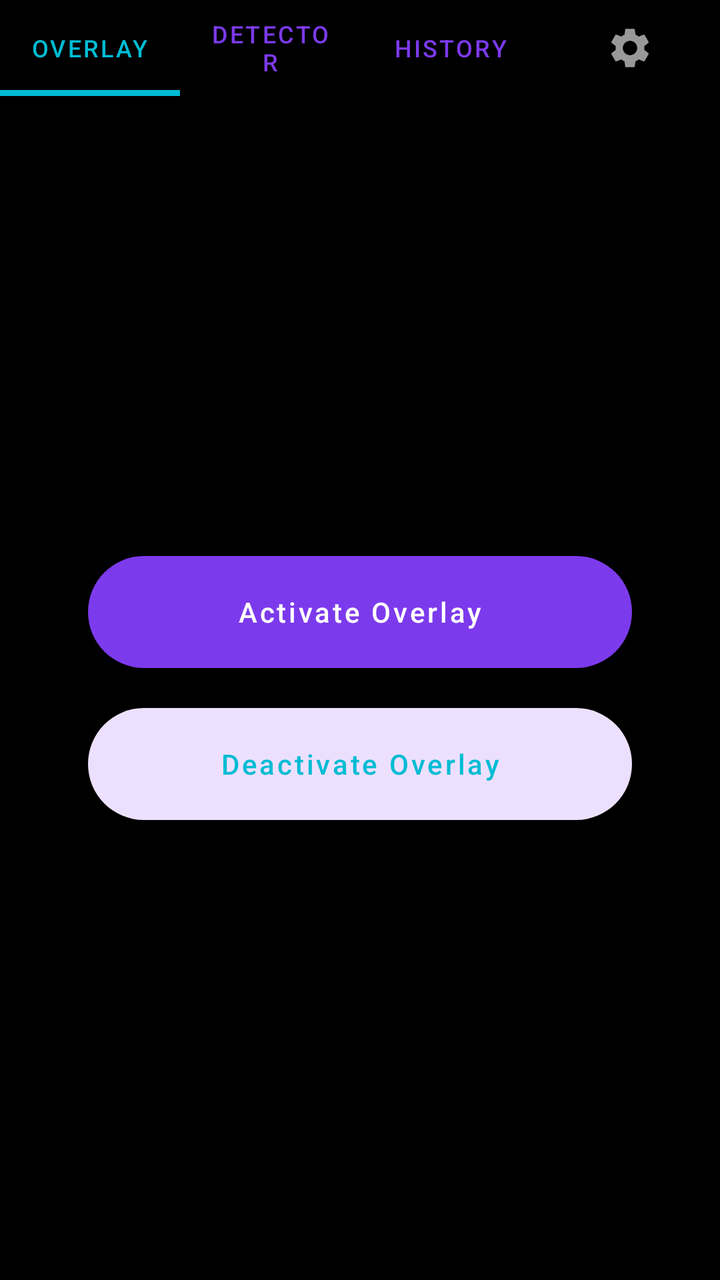
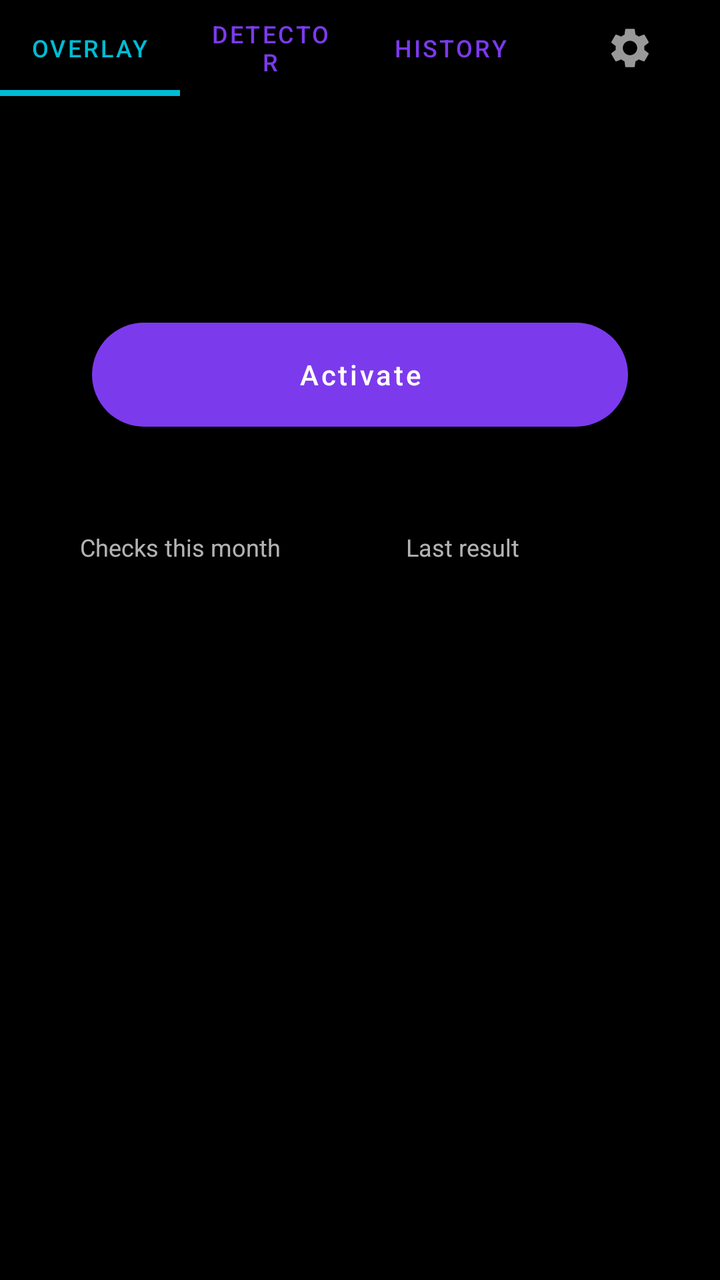

Compare the two renders of this Android layout. The source of the first and the diff that turns it into the second are given below.
<!-- AndroidManifest.xml: application theme Theme.Test103 -->
<!-- res/layout/activity_main.xml -->
<?xml version="1.0" encoding="utf-8"?>
<LinearLayout xmlns:android="http://schemas.android.com/apk/res/android"
    xmlns:app="http://schemas.android.com/apk/res-auto"
    android:layout_width="match_parent"
    android:layout_height="match_parent"
    android:orientation="vertical"
    android:background="@android:color/transparent"
    android:fitsSystemWindows="true">

    <com.google.android.material.tabs.TabLayout
        android:id="@+id/tabLayout"
        android:layout_width="match_parent"
        android:layout_height="wrap_content"
        android:background="@android:color/transparent"
        app:tabIndicatorColor="@color/lm_tab_indicator"
        app:tabSelectedTextColor="@color/lm_tab_indicator"
        app:tabTextColor="@color/lm_tab_text"
        app:tabMode="fixed"
        app:tabGravity="fill"
        app:tabIndicatorHeight="3dp">

        <com.google.android.material.tabs.TabItem
            android:layout_width="wrap_content"
            android:layout_height="wrap_content"
            android:text="Overlay" />
        <com.google.android.material.tabs.TabItem
            android:layout_width="wrap_content"
            android:layout_height="wrap_content"
            android:text="Detector" />
        
        <com.google.android.material.tabs.TabItem
            android:layout_width="wrap_content"
            android:layout_height="wrap_content"
            android:text="History" />
        
        <com.google.android.material.tabs.TabItem
            android:layout_width="wrap_content"
            android:layout_height="wrap_content"
            android:icon="@drawable/ic_settings" />
    </com.google.android.material.tabs.TabLayout>

    <FrameLayout
        android:id="@+id/mainContainer"
        android:layout_width="match_parent"
        android:layout_height="match_parent"
        android:padding="24dp">

        
        <LinearLayout
            android:id="@+id/viewOverlay"
            android:layout_width="match_parent"
            android:layout_height="match_parent"
            android:gravity="center"
            android:orientation="vertical"
            android:padding="20dp"
            android:visibility="visible">

            <com.google.android.material.button.MaterialButton
                android:id="@+id/btnStart"
                android:layout_width="match_parent"
                android:layout_height="56dp"
                android:insetTop="0dp"
                android:insetBottom="0dp"
                android:text="Activate Overlay"
                android:textAllCaps="false"
                android:textColor="@color/white"
                app:backgroundTint="@color/lm_primary"
                app:cornerRadius="30dp"
                app:elevation="12dp" />

            <com.google.android.material.button.MaterialButton
                android:id="@+id/btnStop"
                style="@style/Widget.MaterialComponents.Button.TextButton"
                android:layout_width="match_parent"
                android:layout_height="56dp"
                android:insetTop="0dp"
                android:insetBottom="0dp"
                android:layout_marginTop="20dp"
                android:text="Deactivate Overlay"
                android:textAllCaps="false"
                android:textColor="@color/lm_btn_secondary_text"
                app:backgroundTint="@color/lm_btn_secondary"
                app:cornerRadius="30dp"
                app:strokeWidth="0dp" />
        </LinearLayout>

        
        <FrameLayout
            android:id="@+id/viewDetector"
            android:layout_width="match_parent"
            android:layout_height="match_parent"
            android:visibility="gone" />

        
        <LinearLayout
            android:id="@+id/viewHistory"
            android:layout_width="match_parent"
            android:layout_height="match_parent"
            android:orientation="vertical"
            android:visibility="gone">

            <LinearLayout
                android:layout_width="match_parent"
                android:layout_height="wrap_content"
                android:orientation="horizontal"
                android:gravity="center_vertical"
                android:paddingBottom="8dp">

                <TextView
                    android:id="@+id/historyTitle"
                    android:layout_width="0dp"
                    android:layout_height="wrap_content"
                    android:layout_weight="1"
                    android:text="Recent detections"
                    android:textSize="18sp"
                    android:textStyle="bold"
                    android:textColor="@color/lm_text_primary" />

                <TextView
                    android:id="@+id/btnClearHistory"
                    android:layout_width="wrap_content"
                    android:layout_height="wrap_content"
                    android:padding="8dp"
                    android:text="Clear"
                    android:textSize="14sp"
                    android:textColor="@color/lm_primary" />
            </LinearLayout>

            <ScrollView
                android:layout_width="match_parent"
                android:layout_height="match_parent"
                android:scrollbars="none">

                <LinearLayout
                    android:id="@+id/historyList"
                    android:layout_width="match_parent"
                    android:layout_height="wrap_content"
                    android:orientation="vertical" />
            </ScrollView>
        </LinearLayout>

        
        <LinearLayout
            android:id="@+id/viewSettings"
            android:layout_width="match_parent"
            android:layout_height="match_parent"
            android:orientation="vertical"
            android:paddingTop="10dp"
            android:visibility="gone">

            <com.google.android.material.card.MaterialCardView
                android:layout_width="match_parent"
                android:layout_height="wrap_content"
                android:layout_margin="8dp"
                app:cardBackgroundColor="@color/lm_card"
                app:cardCornerRadius="24dp"
                app:cardElevation="0dp"
                app:strokeWidth="0dp">

                <LinearLayout
                    android:layout_width="match_parent"
                    android:layout_height="wrap_content"
                    android:gravity="center_vertical"
                    android:orientation="horizontal"
                    android:paddingStart="24dp"
                    android:paddingEnd="16dp"
                    android:paddingTop="16dp"
                    android:paddingBottom="16dp">

                    <TextView
                        android:layout_width="0dp"
                        android:layout_height="wrap_content"
                        android:layout_weight="1"
                        android:text="Crop Tool"
                        android:textColor="@color/lm_text_primary"
                        android:textSize="16sp" />

                    <com.google.android.material.switchmaterial.SwitchMaterial
                        android:id="@+id/crop_switch"
                        android:layout_width="wrap_content"
                        android:layout_height="wrap_content"
                        app:thumbTint="@color/switch_teal_selector"
                        app:trackTint="@color/switch_teal_track_selector" />
                </LinearLayout>
            </com.google.android.material.card.MaterialCardView>

            <com.google.android.material.card.MaterialCardView
                android:layout_width="match_parent"
                android:layout_height="wrap_content"
                android:layout_margin="8dp"
                app:cardBackgroundColor="@color/lm_card"
                app:cardCornerRadius="24dp"
                app:cardElevation="0dp"
                app:strokeWidth="0dp">

                <LinearLayout
                    android:layout_width="match_parent"
                    android:layout_height="wrap_content"
                    android:gravity="center_vertical"
                    android:orientation="horizontal"
                    android:paddingStart="24dp"
                    android:paddingEnd="16dp"
                    android:paddingTop="16dp"
                    android:paddingBottom="16dp">

                    <TextView
                        android:layout_width="0dp"
                        android:layout_height="wrap_content"
                        android:layout_weight="1"
                        android:text="Dark Mode"
                        android:textColor="@color/lm_text_primary"
                        android:textSize="16sp" />

                    <com.google.android.material.switchmaterial.SwitchMaterial
                        android:id="@+id/dark_mode_switch"
                        android:layout_width="wrap_content"
                        android:layout_height="wrap_content"
                        app:thumbTint="@color/switch_teal_selector"
                        app:trackTint="@color/switch_teal_track_selector" />
                </LinearLayout>
            </com.google.android.material.card.MaterialCardView>


            
            <com.google.android.material.card.MaterialCardView
                android:layout_width="match_parent"
                android:layout_height="wrap_content"
                android:layout_margin="8dp"
                app:cardBackgroundColor="@color/lm_card"
                app:cardCornerRadius="24dp"
                app:cardElevation="0dp"
                app:strokeWidth="0dp">

                <LinearLayout
                    android:layout_width="match_parent"
                    android:layout_height="wrap_content"
                    android:orientation="vertical"
                    android:paddingStart="24dp"
                    android:paddingEnd="24dp"
                    android:paddingTop="16dp"
                    android:paddingBottom="16dp">

                    <TextView
                        android:id="@+id/usage_title"
                        android:layout_width="wrap_content"
                        android:layout_height="wrap_content"
                        android:text="API usage this month"
                        android:textColor="@color/lm_text_primary"
                        android:textSize="16sp" />

                    <TextView
                        android:id="@+id/usage_text"
                        android:layout_width="wrap_content"
                        android:layout_height="wrap_content"
                        android:layout_marginTop="4dp"
                        android:text="Images: 0 · Videos: 0"
                        android:textColor="@color/lm_text_primary"
                        android:textSize="13sp" />
                </LinearLayout>
            </com.google.android.material.card.MaterialCardView>

        </LinearLayout>
    </FrameLayout>
</LinearLayout>
<!-- resources referenced by this layout -->
<resources>
  <color name="lm_btn_secondary">#EDE0FF</color>
  <color name="lm_btn_secondary_text">#00BCD4</color>
  <color name="lm_card">#EDE0FF</color>
  <color name="lm_primary">#7C3AED</color>
  <color name="lm_tab_indicator">#00BCD4</color>
  <color name="lm_tab_text">#7C3AED</color>
  <color name="lm_text_primary">#1A0533</color>
  <color name="white">#FFFFFF</color>
  <!-- drawable ic_settings (drawable) -->
  <vector xmlns:android="http://schemas.android.com/apk/res/android"
      android:width="24dp"
      android:height="24dp"
      android:viewportWidth="24"
      android:viewportHeight="24"
      android:tint="?attr/colorControlNormal">
      <path
          android:fillColor="#FFFFFFFF"
          android:pathData="M19.14,12.94c0.04,-0.3 0.06,-0.61 0.06,-0.94c0,-0.32 -0.02,-0.64 -0.07,-0.94l2.03,-1.58c0.18,-0.14 0.23,-0.41 0.12,-0.61l-1.92,-3.32c-0.12,-0.22 -0.37,-0.29 -0.59,-0.22l-2.39,0.96c-0.5,-0.38 -1.03,-0.7 -1.62,-0.94L14.4,2.81c-0.04,-0.24 -0.24,-0.41 -0.48,-0.41h-3.84c-0.24,0 -0.43,0.17 -0.47,0.41L9.25,5.35C8.66,5.59 8.12,5.92 7.63,6.29L5.24,5.33c-0.22,-0.08 -0.47,0 -0.59,0.22L2.74,8.87C2.62,9.08 2.66,9.34 2.86,9.48l2.03,1.58C4.84,11.36 4.8,11.69 4.8,12s0.02,0.64 0.07,0.94l-2.03,1.58c-0.18,0.14 -0.23,0.41 -0.12,0.61l1.92,3.32c0.12,0.22 0.37,0.29 0.59,0.22l2.39,-0.96c0.5,0.38 1.03,0.7 1.62,0.94l0.36,2.54c0.05,0.24 0.24,0.41 0.48,0.41h3.84c0.24,0 0.44,-0.17 0.47,-0.41l0.36,-2.54c0.59,-0.24 1.13,-0.56 1.62,-0.94l2.39,0.96c0.22,0.08 0.47,0 0.59,-0.22l1.92,-3.32c0.12,-0.22 0.07,-0.47 -0.12,-0.61L19.14,12.94zM12,15.6c-1.98,0 -3.6,-1.62 -3.6,-3.6s1.62,-3.6 3.6,-3.6s3.6,1.62 3.6,3.6S13.98,15.6 12,15.6z"/>
  </vector>
  <style name="Theme.Test103" parent="Theme.MaterialComponents.NoActionBar">
          <item name="colorPrimary">@color/dm_primary</item>
          <item name="colorOnPrimary">@color/white</item>
          <item name="colorSecondary">@color/dm_accent</item>
          <item name="colorOnSecondary">@color/white</item>
          <item name="android:windowBackground">@color/dm_background</item>
          <item name="android:statusBarColor">@color/dm_background</item>
          <item name="android:navigationBarColor">@color/dm_background</item>
          <item name="windowNoTitle">true</item>
          <item name="windowActionBar">false</item>
      </style>
  <color name="dm_primary">#7C3AED</color>
  <color name="dm_accent">#00BCD4</color>
  <color name="dm_background">#000000</color>
</resources>

<!-- the commit's change to res/layout/activity_main.xml (unified diff, before → after) -->
@@ -50,38 +50,139 @@
             android:id="@+id/viewOverlay"
             android:layout_width="match_parent"
             android:layout_height="match_parent"
-            android:gravity="center"
             android:orientation="vertical"
-            android:padding="20dp"
             android:visibility="visible">
 
-            <com.google.android.material.button.MaterialButton
-                android:id="@+id/btnStart"
-                android:layout_width="match_parent"
-                android:layout_height="56dp"
-                android:insetTop="0dp"
-                android:insetBottom="0dp"
-                android:text="Activate Overlay"
-                android:textAllCaps="false"
-                android:textColor="@color/white"
-                app:backgroundTint="@color/lm_primary"
-                app:cornerRadius="30dp"
-                app:elevation="12dp" />
-
-            <com.google.android.material.button.MaterialButton
-                android:id="@+id/btnStop"
-                style="@style/Widget.MaterialComponents.Button.TextButton"
-                android:layout_width="match_parent"
-                android:layout_height="56dp"
-                android:insetTop="0dp"
-                android:insetBottom="0dp"
-                android:layout_marginTop="20dp"
-                android:text="Deactivate Overlay"
-                android:textAllCaps="false"
-                android:textColor="@color/lm_btn_secondary_text"
-                app:backgroundTint="@color/lm_btn_secondary"
-                app:cornerRadius="30dp"
-                app:strokeWidth="0dp" />
+            <LinearLayout
+                android:id="@+id/dashCard"
+                android:layout_width="match_parent"
+                android:layout_height="wrap_content"
+                android:orientation="vertical"
+                android:padding="22dp">
+
+                <LinearLayout
+                    android:layout_width="match_parent"
+                    android:layout_height="wrap_content"
+                    android:orientation="horizontal"
+                    android:gravity="center_vertical">
+
+                    <View
+                        android:id="@+id/dashDot"
+                        android:layout_width="12dp"
+                        android:layout_height="12dp" />
+
+                    <TextView
+                        android:id="@+id/dashState"
+                        android:layout_width="wrap_content"
+                        android:layout_height="wrap_content"
+                        android:layout_marginStart="10dp"
+                        android:textSize="19sp"
+                        android:textStyle="bold" />
+                </LinearLayout>
+
+                <TextView
+                    android:id="@+id/dashSub"
+                    android:layout_width="wrap_content"
+                    android:layout_height="wrap_content"
+                    android:layout_marginTop="6dp"
+                    android:textSize="13sp" />
+
+                <com.google.android.material.button.MaterialButton
+                    android:id="@+id/btnToggleOverlay"
+                    android:layout_width="match_parent"
+                    android:layout_height="52dp"
+                    android:layout_marginTop="18dp"
+                    android:insetTop="0dp"
+                    android:insetBottom="0dp"
+                    android:text="Activate"
+                    android:textAllCaps="false"
+                    app:cornerRadius="26dp" />
+            </LinearLayout>
+
+            <LinearLayout
+                android:layout_width="match_parent"
+                android:layout_height="wrap_content"
+                android:layout_marginTop="14dp"
+                android:orientation="horizontal"
+                android:baselineAligned="false">
+
+                <LinearLayout
+                    android:id="@+id/statCard1"
+                    android:layout_width="0dp"
+                    android:layout_height="match_parent"
+                    android:layout_weight="1"
+                    android:layout_marginEnd="7dp"
+                    android:orientation="vertical"
+                    android:padding="16dp">
+
+                    <TextView
+                        android:id="@+id/statChecksLabel"
+                        android:layout_width="wrap_content"
+                        android:layout_height="wrap_content"
+                        android:text="Checks this month"
+                        android:textSize="12sp" />
+
+                    <TextView
+                        android:id="@+id/statChecks"
+                        android:layout_width="wrap_content"
+                        android:layout_height="wrap_content"
+                        android:layout_marginTop="2dp"
+                        android:textSize="26sp"
+                        android:textStyle="bold" />
+                </LinearLayout>
+
+                <LinearLayout
+                    android:id="@+id/statCard2"
+                    android:layout_width="0dp"
+                    android:layout_height="match_parent"
+                    android:layout_weight="1"
+                    android:layout_marginStart="7dp"
+                    android:orientation="vertical"
+                    android:padding="16dp">
+
+                    <TextView
+                        android:id="@+id/statLastLabel"
+                        android:layout_width="wrap_content"
+                        android:layout_height="wrap_content"
+                        android:text="Last result"
+                        android:textSize="12sp" />
+
+                    <LinearLayout
+                        android:layout_width="match_parent"
+                        android:layout_height="wrap_content"
+                        android:layout_marginTop="6dp"
+                        android:orientation="horizontal"
+                        android:gravity="center_vertical">
+
+                        <ImageView
+                            android:id="@+id/statThumb"
+                            android:layout_width="36dp"
+                            android:layout_height="36dp"
+                            android:scaleType="centerCrop"
+                            android:contentDescription="Last checked media" />
+
+                        <LinearLayout
+                            android:layout_width="wrap_content"
+                            android:layout_height="wrap_content"
+                            android:layout_marginStart="10dp"
+                            android:orientation="vertical">
+
+                            <TextView
+                                android:id="@+id/statScore"
+                                android:layout_width="wrap_content"
+                                android:layout_height="wrap_content"
+                                android:textSize="18sp"
+                                android:textStyle="bold" />
+
+                            <TextView
+                                android:id="@+id/statWhen"
+                                android:layout_width="wrap_content"
+                                android:layout_height="wrap_content"
+                                android:textSize="11sp" />
+                        </LinearLayout>
+                    </LinearLayout>
+                </LinearLayout>
+            </LinearLayout>
         </LinearLayout>
 
         
@@ -179,8 +280,8 @@
                         android:id="@+id/crop_switch"
                         android:layout_width="wrap_content"
                         android:layout_height="wrap_content"
-                        app:thumbTint="@color/switch_teal_selector"
-                        app:trackTint="@color/switch_teal_track_selector" />
+                        app:thumbTint="@color/switch_purple_selector"
+                        app:trackTint="@color/switch_purple_track_selector" />
                 </LinearLayout>
             </com.google.android.material.card.MaterialCardView>
 
@@ -215,8 +316,8 @@
                         android:id="@+id/dark_mode_switch"
                         android:layout_width="wrap_content"
                         android:layout_height="wrap_content"
-                        app:thumbTint="@color/switch_teal_selector"
-                        app:trackTint="@color/switch_teal_track_selector" />
+                        app:thumbTint="@color/switch_purple_selector"
+                        app:trackTint="@color/switch_purple_track_selector" />
                 </LinearLayout>
             </com.google.android.material.card.MaterialCardView>
 
<!-- resource entries referenced after the edit -->
@@ -1,7 +1,5 @@
 <!-- resources referenced by this layout -->
 <resources>
-  <color name="lm_btn_secondary">#EDE0FF</color>
-  <color name="lm_btn_secondary_text">#00BCD4</color>
   <color name="lm_card">#EDE0FF</color>
   <color name="lm_primary">#7C3AED</color>
   <color name="lm_tab_indicator">#00BCD4</color>
